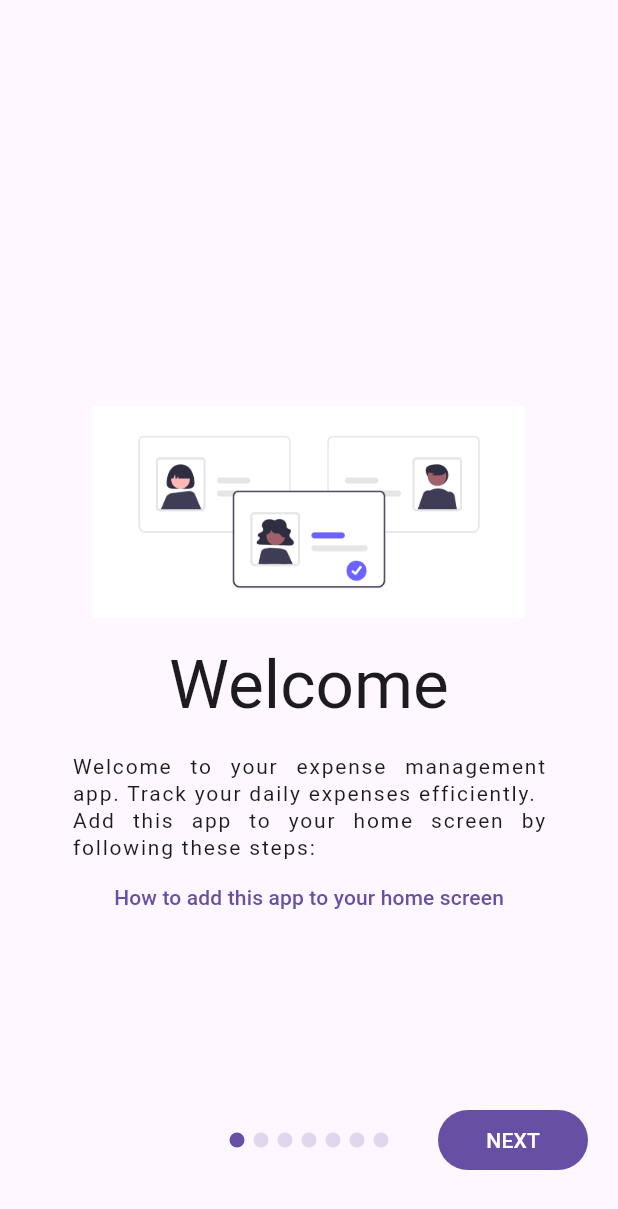
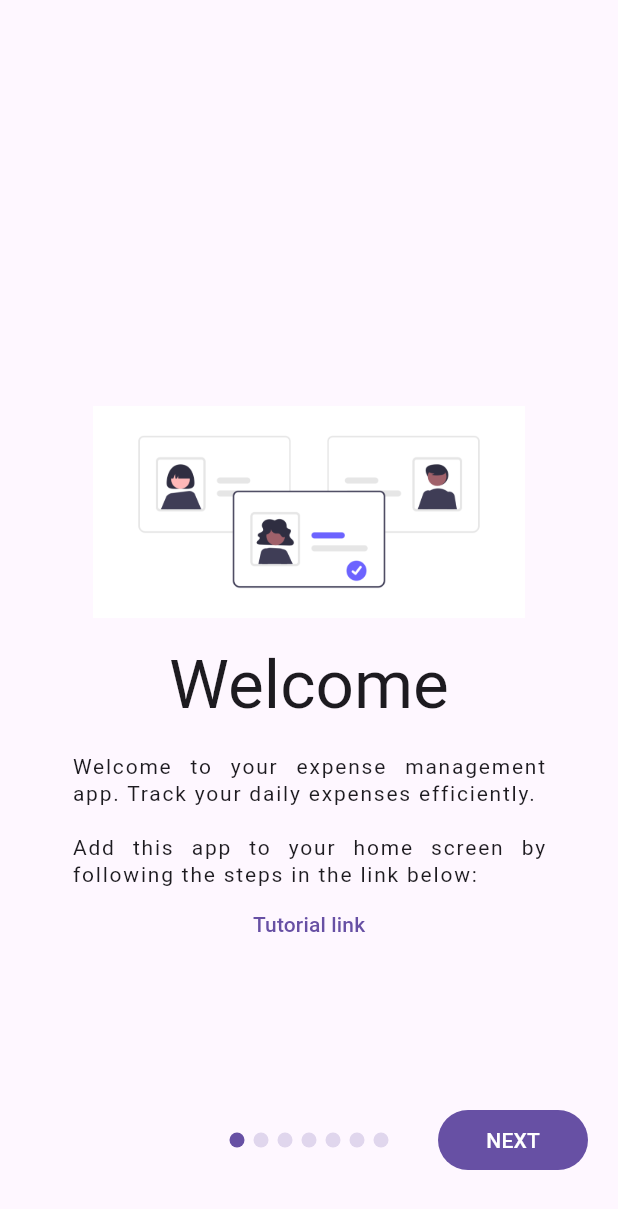
Before and after one commit to jeff214103/expense-tracker, a Flutter app: the WelcomeScreen screen opened directly, on a phone screen of 412 x 824 dp. Shown: the top 1209 px of the screen. Run offline on Flutter 3.47's test engine with Material 3 defaults, Android fonts, the phone set to English and light mode, and no system bars; our stand-ins replace file_picker, google_generative_ai, google_sign_in, shared_preferences; missing offline and left inert: currency_picker, extension_google_sign_in_as_googleapis_auth, googleapis; accounts and stored records are empty.

Commit message:
update welcome layout

```diff
--- a/lib/screen/welcome.dart
+++ b/lib/screen/welcome.dart
@@ -7,11 +7,12 @@ List<Map<String, dynamic>> items = [
     "header": "Welcome",
     "description":
         """Welcome to your expense management app. Track your daily expenses efficiently.
-Add this app to your home screen by following these steps:""",
+
+Add this app to your home screen by following the steps in the link below:""",
     "image": "assets/images/1.png",
     "link": [
       {
-        "name": "How to add this app to your home screen",
+        "name": "Tutorial link",
         "url":
             "https://www.howtogeek.com/196087/how-to-add-websites-to-the-home-screen-on-any-smartphone-or-tablet/"
       }
@@ -23,11 +24,11 @@ Add this app to your home screen by following these steps:""",
     "description":
         """Your data privacy matters. Here's where your information is stored:
 
-        1. Google Drive - Receipt images
-        2. Google Sheets - Expense records
-        3. Local device - App settings
+1. Google Drive - Receipt images
+2. Google Sheets - Expense records
+3. Local device - App settings
 
-        Note: You are responsible for your device and Google account security. The app developer is not liable for any data breaches due to your security settings.""",
+Note: You are responsible for your device and Google account security. The app developer is not liable for any data breaches due to your security settings.""",
     "image": "assets/images/2.png",
     "link": [
       {
@@ -42,7 +43,7 @@ Add this app to your home screen by following these steps:""",
     "description":
         """Getting started is easy! Scan your receipt, and if you've set up Gemini, the information will be extracted automatically. You can review and adjust the details as needed.
 
-        No receipt? You can also input expenses manually.""",
+No receipt? You can also input expenses manually.""",
     "image": "assets/images/3.png"
   },
   {
```
